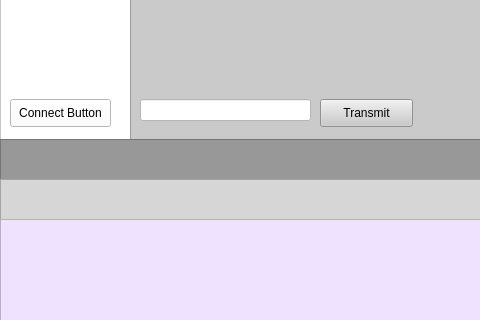
First picture: the form in Heading.ui, repository Ambarish8969/PyQt5_Designs, before the edit; both pictures show x 0 to 480 and y 199 to 519 of the 1011 by 611 pixel window.
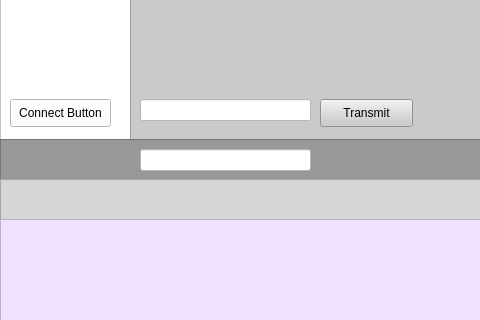
Second picture: the form after the edit. Icons and pictures are not drawn.

```diff
--- a/Heading.ui
+++ b/Heading.ui
@@ -277,6 +277,19 @@
       <string>TX</string>
      </property>
     </widget>
+    <widget class="QLineEdit" name="lineEdit_3">
+     <property name="geometry">
+      <rect>
+       <x>140</x>
+       <y>10</y>
+       <width>171</width>
+       <height>22</height>
+      </rect>
+     </property>
+     <property name="styleSheet">
+      <string notr="true">background-color: rgb(255, 255, 255);</string>
+     </property>
+    </widget>
    </widget>
    <widget class="QFrame" name="frame_4">
     <property name="geometry">
```
